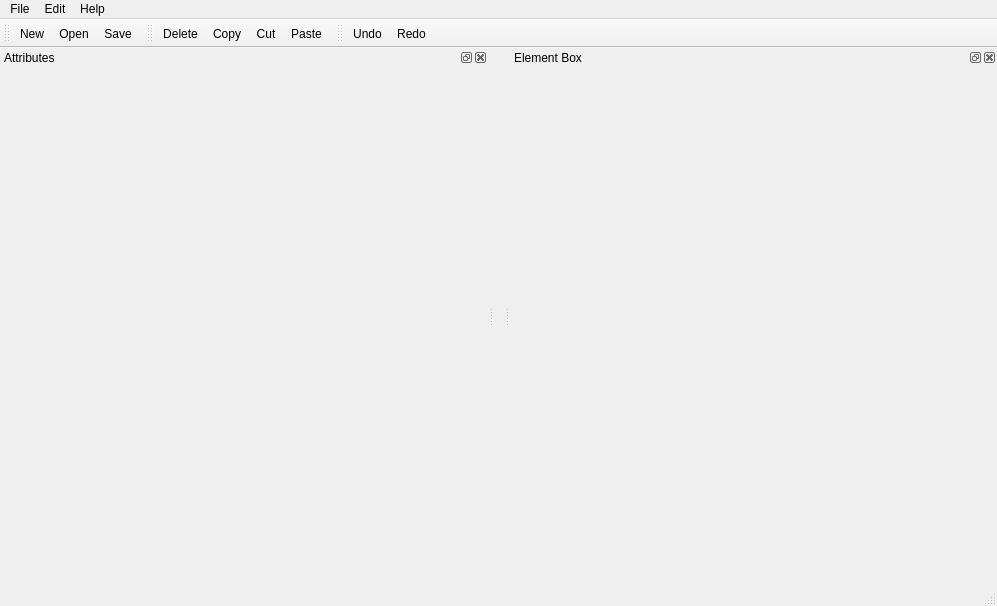
Qt form src/creator/assets/interface/mainwindow.ui (MatusGuy/WorldStory) before a commit.
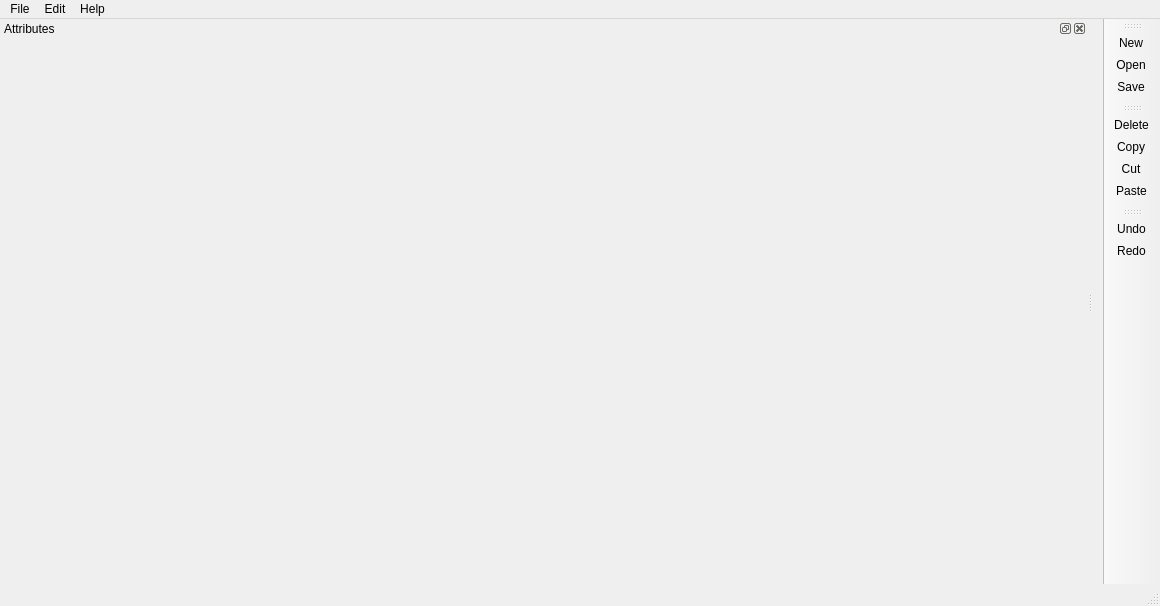
The same form after that commit. Icons and pictures are not drawn.

Commit message: single option toolbar

Diff of the .ui file:
```diff
--- a/src/creator/assets/interface/mainwindow.ui
+++ b/src/creator/assets/interface/mainwindow.ui
@@ -6,7 +6,7 @@
    <rect>
     <x>0</x>
     <y>0</y>
-    <width>997</width>
+    <width>1160</width>
     <height>606</height>
    </rect>
   </property>
@@ -49,8 +49,8 @@
     <rect>
      <x>0</x>
      <y>0</y>
-     <width>997</width>
-     <height>22</height>
+     <width>1160</width>
+     <height>20</height>
     </rect>
    </property>
    <widget class="QMenu" name="M_File">
@@ -92,7 +92,7 @@
     <string>File toolbar</string>
    </property>
    <attribute name="toolBarArea">
-    <enum>TopToolBarArea</enum>
+    <enum>RightToolBarArea</enum>
    </attribute>
    <attribute name="toolBarBreak">
     <bool>false</bool>
@@ -106,7 +106,7 @@
     <string>Edit toolbar</string>
    </property>
    <attribute name="toolBarArea">
-    <enum>TopToolBarArea</enum>
+    <enum>RightToolBarArea</enum>
    </attribute>
    <attribute name="toolBarBreak">
     <bool>false</bool>
@@ -121,7 +121,7 @@
     <string>Undo/Redo toolbar</string>
    </property>
    <attribute name="toolBarArea">
-    <enum>TopToolBarArea</enum>
+    <enum>RightToolBarArea</enum>
    </attribute>
    <attribute name="toolBarBreak">
     <bool>false</bool>
@@ -153,15 +153,6 @@
     </layout>
    </widget>
   </widget>
-  <widget class="QDockWidget" name="D_ElementBox">
-   <property name="windowTitle">
-    <string>Element Box</string>
-   </property>
-   <attribute name="dockWidgetArea">
-    <number>2</number>
-   </attribute>
-   <widget class="QWidget" name="ElementBox"/>
-  </widget>
   <action name="A_New">
    <property name="text">
     <string>New...</string>
```
Left out of the diff: 44 changed lines with no effect on the pictures. The commit also changes 4 other files.
